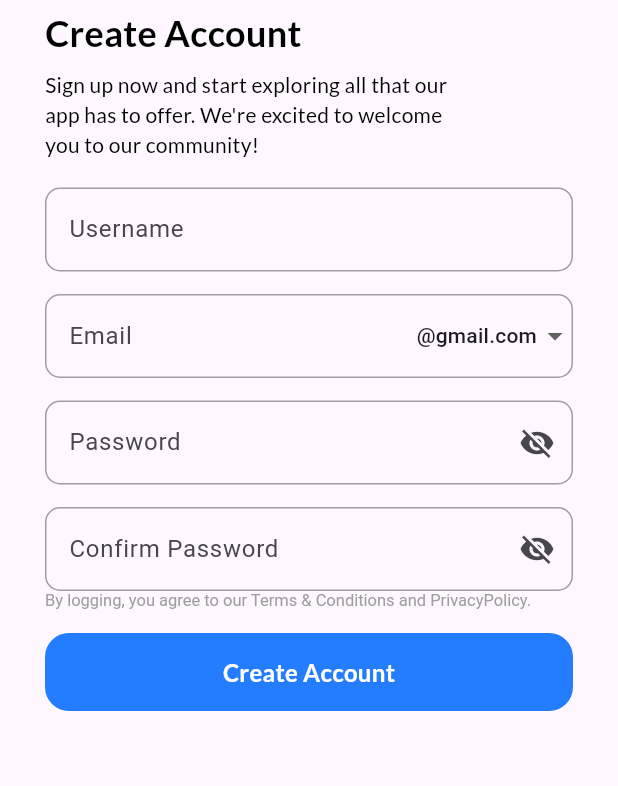
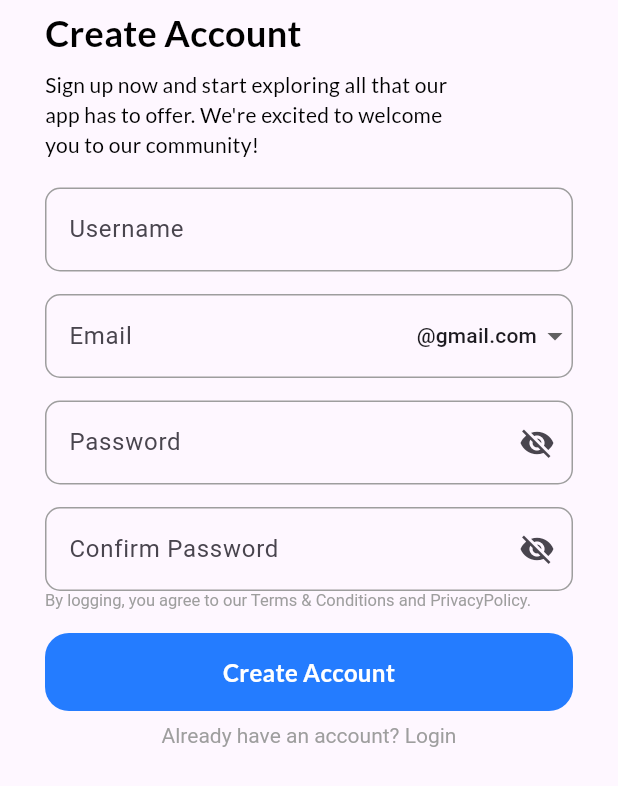
Before and after one commit to Sukhmeetsingh306/NFT_Trading, a Flutter app: the screen it shows after launch, on a phone screen of 412 x 824 dp. Shown: the top 786 px of the screen. Run offline on Flutter 3.47's test engine with Material 3 defaults, Android fonts, the phone set to English and light mode, and no system bars; our stand-ins replace google_fonts.

Commit message:
create the textButton for the login

```diff
--- a/frontend/lib/screens/signup_screen.dart
+++ b/frontend/lib/screens/signup_screen.dart
@@ -22,6 +22,7 @@ class _SignUpScreenState extends State<SignUpScreen> {
 
   bool _obscureText = true;
   bool _confirmObscureText = true;
+  bool hasMinLength = false;
 
   final passwordFocusNode = FocusNode();
   final passwordConfirmationFocusNode = FocusNode();
@@ -210,6 +211,27 @@ class _SignUpScreenState extends State<SignUpScreen> {
                 buttonText: "Create Account",
                 onPressed: () async {},
               ),
+              sizedBoxH8(),
+              Center(
+                child: GestureDetector(
+                  onTap: () {},
+                  child: RichText(
+                    textAlign: TextAlign.center,
+                    text: TextSpan(
+                      children: [
+                        textSpan(
+                          'Already have an account?',
+                          fontSize: 14,
+                        ),
+                        textSpan(
+                          ' Login',
+                          fontSize: 14,
+                        ),
+                      ],
+                    ),
+                  ),
+                ),
+              ),
             ],
           ),
         ),
```
